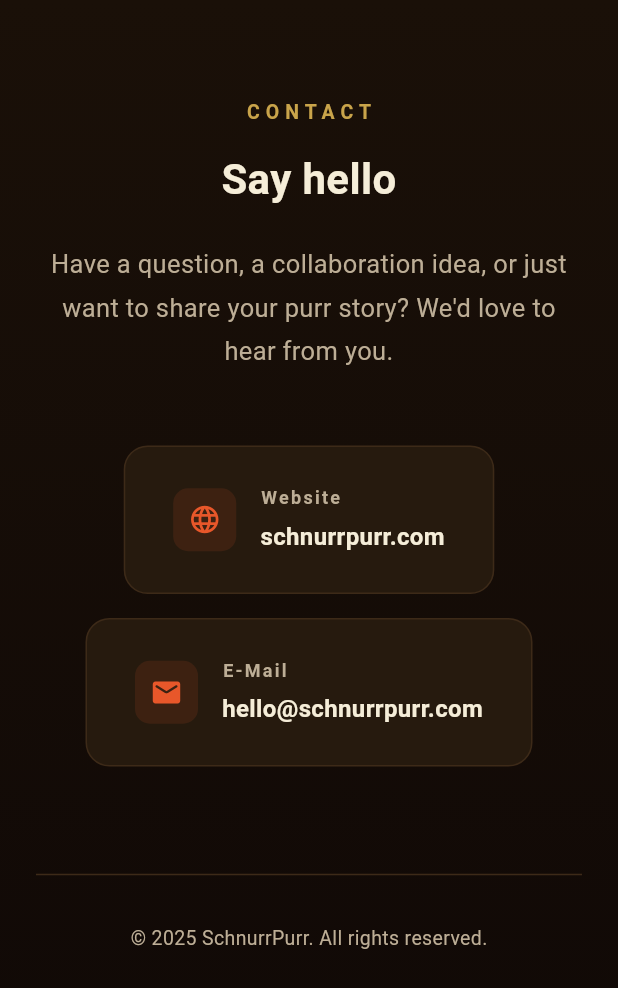
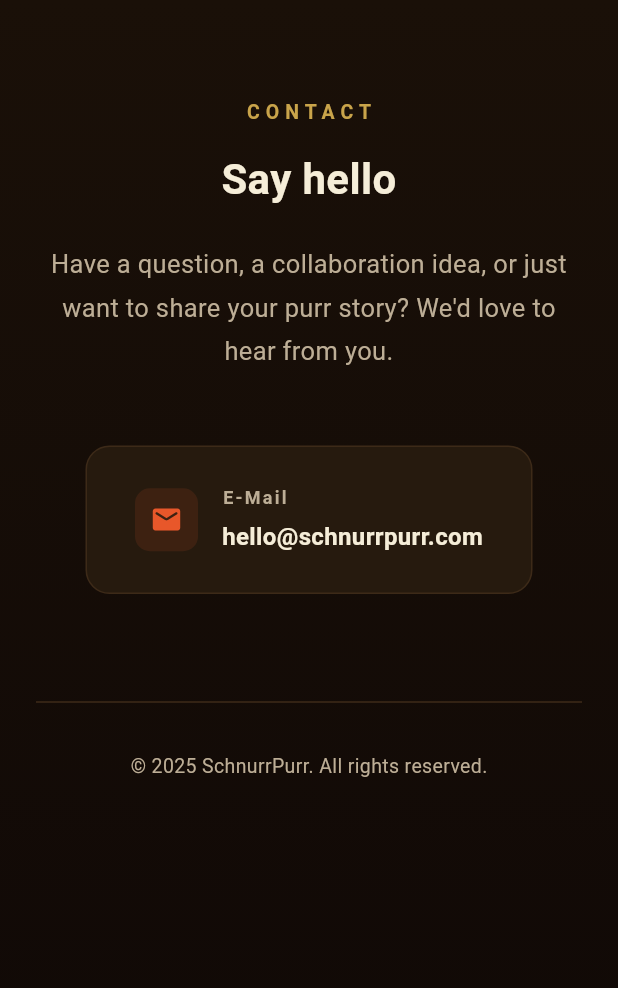
Before and after one commit to mexx-music/schnurrpurr-web, a Flutter app: the ContactSection widget shown alone on an empty page, opened directly, on a phone screen of 412 x 824 dp. Shown: the top 988 px of the screen. Run offline on Flutter 3.47's test engine with Material 3 defaults, Android fonts, the phone set to English and light mode, and no system bars; Roboto replaces fonts that are missing (Georgia).

Commit message:
Remove redundant Website contact card
Visitors are already on the site, so drop the 'Website: schnurrpurr.com'
card; the contact block now shows just the e-mail (hello@schnurrpurr.com).

Co-Authored-By: Claude Opus 4.7 <noreply@anthropic.com>

```diff
--- a/lib/sections/contact_section.dart
+++ b/lib/sections/contact_section.dart
@@ -49,38 +49,11 @@ class ContactSection extends StatelessWidget {
                   ),
                 ),
                 const SizedBox(height: 48),
-                isWide
-                    ? Row(
-                        mainAxisAlignment: MainAxisAlignment.center,
-                        children: const [
-                          _ContactCard(
-                            icon: Icons.language_rounded,
-                            label: 'Website',
-                            value: 'schnurrpurr.com',
-                          ),
-                          SizedBox(width: 24),
-                          _ContactCard(
-                            icon: Icons.mail_rounded,
-                            label: 'E-Mail',
-                            value: 'hello@schnurrpurr.com',
-                          ),
-                        ],
-                      )
-                    : Column(
-                        children: const [
-                          _ContactCard(
-                            icon: Icons.language_rounded,
-                            label: 'Website',
-                            value: 'schnurrpurr.com',
-                          ),
-                          SizedBox(height: 16),
-                          _ContactCard(
-                            icon: Icons.mail_rounded,
-                            label: 'E-Mail',
-                            value: 'hello@schnurrpurr.com',
-                          ),
-                        ],
-                      ),
+                const _ContactCard(
+                  icon: Icons.mail_rounded,
+                  label: 'E-Mail',
+                  value: 'hello@schnurrpurr.com',
+                ),
                 const SizedBox(height: 64),
                 const Divider(color: AppColors.divider),
                 const SizedBox(height: 24),
```
